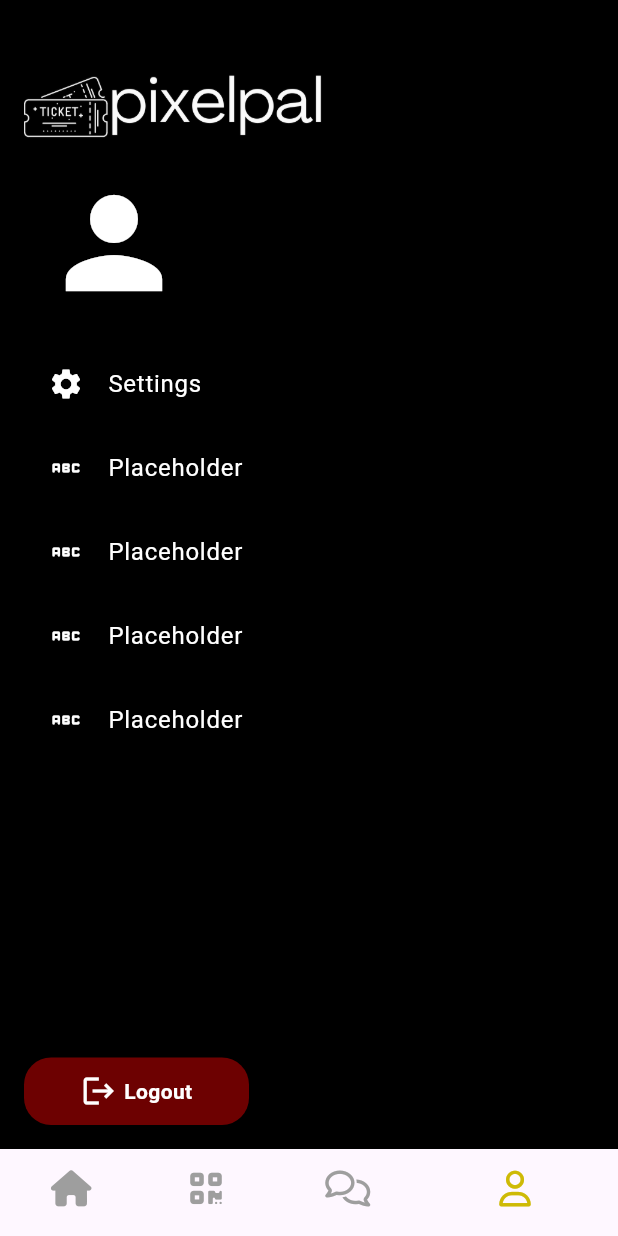
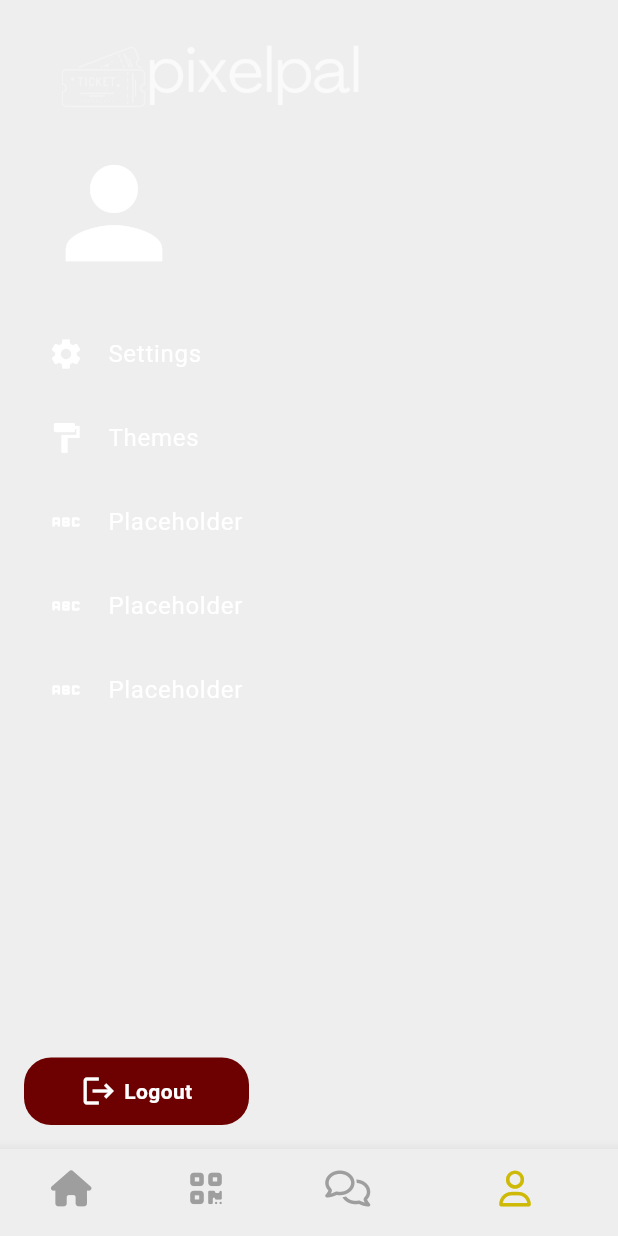
Before and after one commit to kin-chong/orbital--pixelpal-, a Flutter app: the ProfileMenu screen opened by its route, on a phone screen of 412 x 824 dp. Run offline on Flutter 3.47's test engine with Material 3 defaults, Android fonts, the phone set to English and light mode, and no system bars; our stand-ins replace cloud_firestore, firebase_auth, firebase_core, fluttertoast, font_awesome_flutter, google_sign_in and 1 more; accounts and stored records are empty.

Commit message:
added framing for themes

```diff
--- a/lib/features/app/user_auth/presentation/pages/bottom_nav_bar.dart
+++ b/lib/features/app/user_auth/presentation/pages/bottom_nav_bar.dart
@@ -5,13 +5,14 @@ class BottomNavBar extends StatelessWidget {
   final int currentIndex;
   final Function(int) onTap;
 
-  const BottomNavBar({required this.currentIndex, required this.onTap, Key? key})
+  const BottomNavBar(
+      {required this.currentIndex, required this.onTap, Key? key})
       : super(key: key);
 
   @override
   Widget build(BuildContext context) {
     return BottomNavigationBar(
-      backgroundColor: Colors.black,
+      backgroundColor: Theme.of(context).colorScheme.primary,
       selectedItemColor: const Color.fromARGB(255, 206, 186, 6),
       unselectedItemColor: Colors.grey,
       showSelectedLabels: false,
--- a/lib/features/app/user_auth/presentation/pages/login_page.dart
+++ b/lib/features/app/user_auth/presentation/pages/login_page.dart
@@ -92,7 +92,7 @@ class _LoginPageState extends State<LoginPage> {
                       child: Container(
                         height: 45,
                         decoration: BoxDecoration(
-                          color: Colors.yellow,
+                          color: Theme.of(context).colorScheme.secondary,
                           borderRadius: BorderRadius.circular(18),
                         ),
                         child: const Center(
--- a/lib/features/app/user_auth/presentation/pages/profile_menu.dart
+++ b/lib/features/app/user_auth/presentation/pages/profile_menu.dart
@@ -4,6 +4,7 @@ import 'package:firebase_auth/firebase_auth.dart';
 import 'package:font_awesome_flutter/font_awesome_flutter.dart';
 import 'package:pixelpal/features/app/user_auth/presentation/pages/profile_page.dart';
 import 'package:pixelpal/features/app/user_auth/presentation/pages/settings.dart';
+import 'package:pixelpal/features/app/user_auth/presentation/pages/theme_page.dart';
 import 'package:pixelpal/global/common/list_tile.dart';
 
 class ProfileMenu extends StatelessWidget {
@@ -14,7 +15,7 @@ class ProfileMenu extends StatelessWidget {
   @override
   Widget build(BuildContext context) {
     return Scaffold(
-      backgroundColor: Colors.black,
+      backgroundColor: Theme.of(context).colorScheme.surface,
       body: StreamBuilder<DocumentSnapshot>(
         stream: FirebaseFirestore.instance
             .collection("Users")
@@ -51,8 +52,10 @@ class ProfileMenu extends StatelessWidget {
                 Column(
                   crossAxisAlignment: CrossAxisAlignment.start,
                   children: [
-                    Container(
-                      margin: const EdgeInsets.only(top: 30.0), // Adjust the top margin as needed
+                    Padding(
+                      padding: const EdgeInsets.only(
+                          top: 10,
+                          left: 25.0), // Adjust the left padding as needed
                       child: Image.asset(
                         'assets/images/logo.png', // Path to your logo image
                         width: 200, // Adjust the width as needed
@@ -112,9 +115,16 @@ class ProfileMenu extends StatelessWidget {
                       },
                     ),
                     MyListTile(
-                      icon: Icons.abc_rounded,
-                      text: 'Placeholder',
-                      onTap: () {},
+                      icon: Icons.format_paint,
+                      text: 'Themes',
+                      onTap: () {
+                        Navigator.push(
+                          context,
+                          MaterialPageRoute(
+                            builder: (context) => const ThemePage(),
+                          ),
+                        );
+                      },
                     ),
                     MyListTile(
                       icon: Icons.abc_rounded,
@@ -175,7 +185,7 @@ class ProfileMenu extends StatelessWidget {
         },
       ),
       bottomNavigationBar: BottomNavigationBar(
-        backgroundColor: Colors.black,
+        backgroundColor: Theme.of(context).colorScheme.primary,
         selectedItemColor: const Color.fromARGB(255, 206, 186, 6),
         unselectedItemColor: Colors.grey,
         showSelectedLabels: false,
--- /dev/null
+++ b/lib/global/common/theme.dart
@@ -0,0 +1,21 @@
+import 'package:flutter/material.dart';
+
+ThemeData lightMode = ThemeData(
+  brightness: Brightness.light,
+  colorScheme: ColorScheme.light(
+    surface: Colors.grey.shade200,
+    primary: Colors.grey.shade400,
+    secondary: Colors.brown,
+    tertiary: Colors.black,
+  ),
+);
+
+ThemeData darkMode = ThemeData(
+  brightness: Brightness.dark,
+  colorScheme: ColorScheme.dark(
+    surface: Colors.black,
+    primary: Colors.grey.shade800,
+    secondary: Colors.yellow,
+    tertiary: Colors.white,
+  ),
+);
--- a/lib/main.dart
+++ b/lib/main.dart
@@ -9,6 +9,7 @@ import 'package:pixelpal/features/app/user_auth/presentation/pages/forgot_passwo
 import 'package:pixelpal/features/app/user_auth/presentation/pages/email_sent_page.dart';
 import 'package:pixelpal/features/app/user_auth/presentation/pages/sign_up_page.dart';
 import 'package:pixelpal/features/app/user_auth/presentation/pages/forum_page.dart';
+import 'package:pixelpal/global/common/theme.dart';
 //import 'package:pixelpal/features/app/user_auth/presentation/pages/scan_page.dart'; // Add ScanPage if it's not already added
 //import 'package:pixelpal/features/app/user_auth/presentation/pages/create_post_page.dart'; // Add CreatePostPage if it's not already added
 import 'services/movie_service.dart';
@@ -38,9 +39,8 @@ class MyApp extends StatelessWidget {
     return MaterialApp(
       debugShowCheckedModeBanner: false,
       title: 'PixelPal',
-      theme: ThemeData(
-        primarySwatch: Colors.yellow,
-      ),
+      theme: lightMode,
+      darkTheme: darkMode,
       initialRoute: '/login',
       routes: {
         '/splash_screen': (context) => const SplashScreen(),
```
Also changed, not shown: lib/features/app/user_auth/presentation/pages/theme_page.dart (added, +37 -0 lines).
